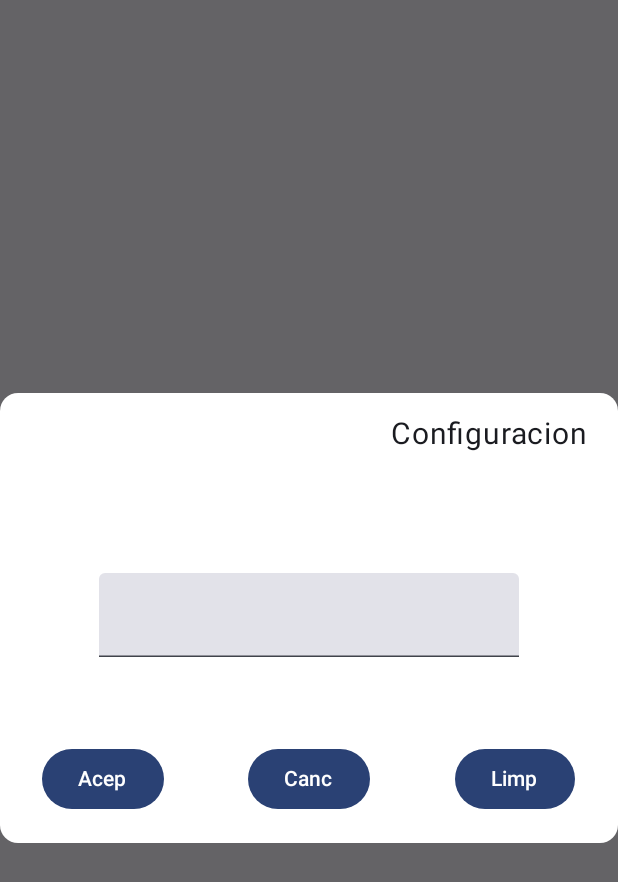
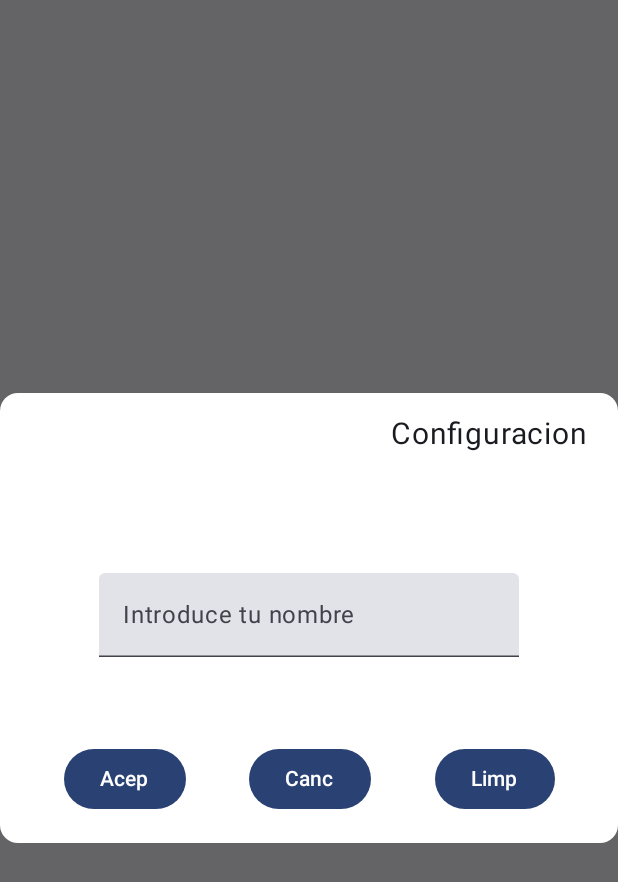
Before and after one commit to IES-Rafael-Alberti/2dam-u2-pr-ctica-1-ra1-ra2-saludo-y-contadores-loscarpab, an Android app built with Jetpack Compose: the screen it shows after launch (MainActivity), after a tap on "Saludar", on a phone screen of 412 x 824 dp. Shown: the top 882 px of the screen. Run offline under Robolectric (Android 15) with nearby library versions, the phone set to English and light mode, and no system bars.

Commit message:
todos los requisitos hechos

```diff
--- a/app/src/main/java/com/ccormor392/saludoscontadores/MainActivity.kt
+++ b/app/src/main/java/com/ccormor392/saludoscontadores/MainActivity.kt
@@ -4,7 +4,6 @@ import android.os.Bundle
 import androidx.activity.ComponentActivity
 import androidx.activity.compose.setContent
 import androidx.compose.foundation.layout.Arrangement
-import androidx.compose.foundation.layout.Box
 import androidx.compose.foundation.layout.Column
 import androidx.compose.foundation.layout.Row
 import androidx.compose.foundation.layout.fillMaxSize
@@ -58,11 +57,34 @@ fun MainBoton() {
     var nombre by rememberSaveable { mutableStateOf("") }
     var dialogo by rememberSaveable { mutableStateOf(false) }
     var saludo by rememberSaveable { mutableStateOf(false) }
+    var contadorCancelar by rememberSaveable { mutableStateOf(0) }
+    var contadorAceptar by rememberSaveable { mutableStateOf(0) }
+    var textoAceptar by rememberSaveable { mutableStateOf("Acep") }
+    var textoCancelar by rememberSaveable { mutableStateOf("Canc") }
+
+    if (contadorAceptar > 0 || contadorCancelar > 0){
+        textoAceptar = "A ($contadorAceptar)"
+        textoCancelar = "C ($contadorCancelar)"
+    }
+
     if (dialogo)
         DialogExample(
             nombre = nombre,
-            acepButton = { dialogo = false
-                            saludo = true},
+            acepButton = {
+                dialogo = false
+                saludo = true
+                contadorAceptar++
+            },
+            cancButton = {
+                dialogo = false
+                saludo = false
+                contadorCancelar++
+            },
+            limpButton = {
+                nombre = ""
+            },
+            textAcep = textoAceptar,
+            textCanc = textoCancelar,
             onValueChange = { nombre = it })
 
     Column(
@@ -73,20 +95,26 @@ fun MainBoton() {
         Button(onClick = { dialogo = true }) {
             Text(text = "Saludar")
         }
-        if (saludo) texto = "Hola, $nombre"
+        texto = if (saludo) "Hola, $nombre"
+        else ""
         Text(text = texto, Modifier.padding(top = 20.dp))
     }
 }
+
 
 
 @OptIn(ExperimentalMaterial3Api::class)
 @Composable
 fun DialogExample(
     nombre: String,
-    acepButton:() -> Unit,
+    acepButton: () -> Unit,
+    cancButton: () -> Unit,
+    limpButton: () -> Unit,
+    textCanc:String,
+    textAcep:String,
     onValueChange: (String) -> Unit
 ) {
-    Dialog(onDismissRequest = { /*TODO*/ }) {
+    Dialog(onDismissRequest = {}) {
         Card(
             modifier = Modifier
                 .fillMaxWidth()
@@ -117,28 +145,22 @@ fun DialogExample(
                     verticalAlignment = Alignment.CenterVertically,
                     horizontalArrangement = Arrangement.Center
                 ) {
-                    TextField(value = nombre, onValueChange = {onValueChange(it)})
+                    TextField(value = nombre, onValueChange = {onValueChange(it)}, label = {Text(text = "Introduce tu nombre")})
                 }
                 Row(
                     modifier = Modifier
                         .fillMaxWidth()
                         .padding(top = 20.dp)
-                        .weight(1f), horizontalArrangement = Arrangement.Center
+                        .weight(1f), horizontalArrangement = Arrangement.SpaceEvenly
                 ) {
-                    Box(modifier = Modifier.weight(1f), contentAlignment = Alignment.Center) {
-                        Button(onClick = {acepButton()}) {
-                            Text(text = "Acep")
-                        }
+                    Button(onClick = { acepButton() }) {
+                        Text(text = textAcep)
                     }
-                    Box(modifier = Modifier.weight(1f), contentAlignment = Alignment.Center) {
-                        Button(onClick = { /*TODO*/ }) {
-                            Text(text = "Canc")
-                        }
+                    Button(onClick = { cancButton() }) {
+                        Text(text = textCanc)
                     }
-                    Box(modifier = Modifier.weight(1f), contentAlignment = Alignment.Center) {
-                        Button(onClick = { /*TODO*/ }) {
-                            Text(text = "Limp")
-                        }
+                    Button(onClick = { limpButton()}) {
+                        Text(text = "Limp")
                     }
                 }
             }
```
